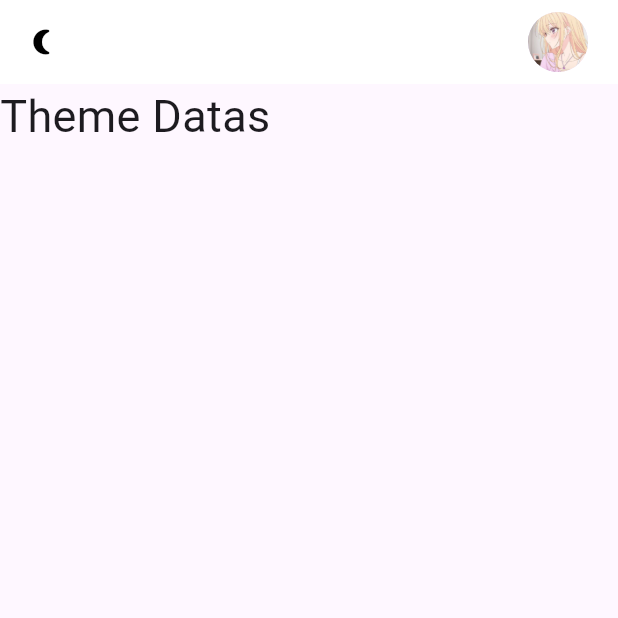
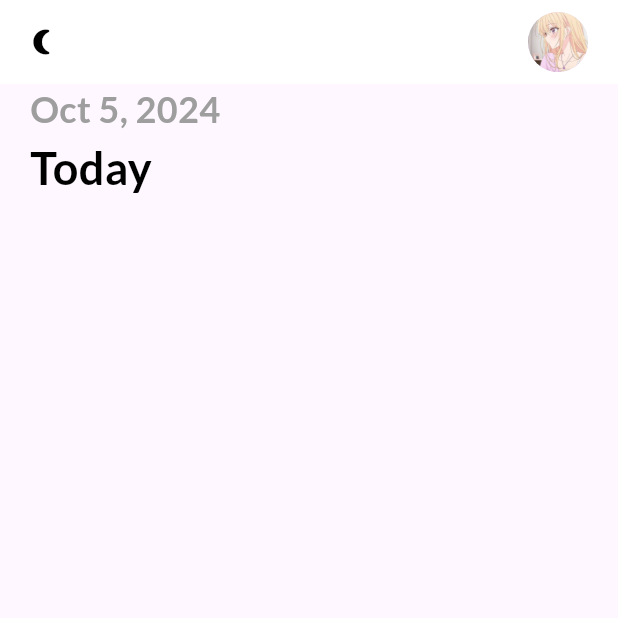
Before and after one commit to caernations/to_do_app, a Flutter app: the screen it shows after launch, on a phone screen of 412 x 824 dp, the top half of it. Run offline on Flutter 3.47's test engine with Material 3 defaults, Android fonts, the phone set to English and light mode, and no system bars; our stand-ins replace get, get_storage, google_fonts.

Commit message:
add: datetime now

```diff
--- a/lib/ui/home_page.dart
+++ b/lib/ui/home_page.dart
@@ -1,7 +1,9 @@
 
 import 'package:flutter/material.dart';
 import 'package:get/get.dart';
+import 'package:intl/intl.dart';
 import 'package:to_do_app/services/theme_services.dart';
+import 'package:to_do_app/ui/theme.dart';
 
 class HomePage extends StatefulWidget {
   const HomePage({super.key});
@@ -18,12 +20,23 @@ class _HomePageState extends State<HomePage> {
     print(Theme.of(context).primaryColor);
     return Scaffold(
       appBar: _appBar(),
-      body: const Column(
+      body: Column(
         children: [
-          Text("Theme Datas",
-          style: TextStyle(
-            fontSize: 30
-          ),
+          Row(
+            children: [
+              Container(
+                margin: const EdgeInsets.symmetric(horizontal: 20),
+                child: Column(
+                  crossAxisAlignment: CrossAxisAlignment.start,
+                  children: [
+                    Text(DateFormat.yMMMd().format(DateTime.now()),
+                    style: subHeadingStyle,
+                    ),
+                    Text("Today", style: headingStyle,)
+                  ],
+                ),
+              ),
+            ],
           )
         ],
       ),
--- a/lib/ui/theme.dart
+++ b/lib/ui/theme.dart
@@ -1,5 +1,8 @@
 
 import 'package:flutter/material.dart';
+import 'package:get/get.dart';
+import 'package:get/get_core/src/get_main.dart';
+import 'package:google_fonts/google_fonts.dart';
 
 
 const Color bluishClr = Color(0xFF4e5ae8);
@@ -31,3 +34,23 @@ class Themes {
     ),
   );
 }
+
+TextStyle get subHeadingStyle {
+  return GoogleFonts.lato (
+    textStyle: TextStyle(
+      fontSize: 24,
+      fontWeight: FontWeight.bold,
+      color: Get.isDarkMode ? Colors.grey[400] : Colors.grey
+    )
+  );
+}
+
+TextStyle get headingStyle {
+  return GoogleFonts.lato (
+      textStyle: TextStyle(
+          fontSize: 30,
+          fontWeight: FontWeight.bold,
+          color: Get.isDarkMode ? Colors.white : Colors.black
+      )
+  );
+}
--- a/pubspec.yaml
+++ b/pubspec.yaml
@@ -37,6 +37,8 @@ dependencies:
   cupertino_icons: ^1.0.8
   get_storage:
   get:
+  intl:
+  google_fonts:
 
 
 
```
Also changed, not shown: pubspec.lock.
